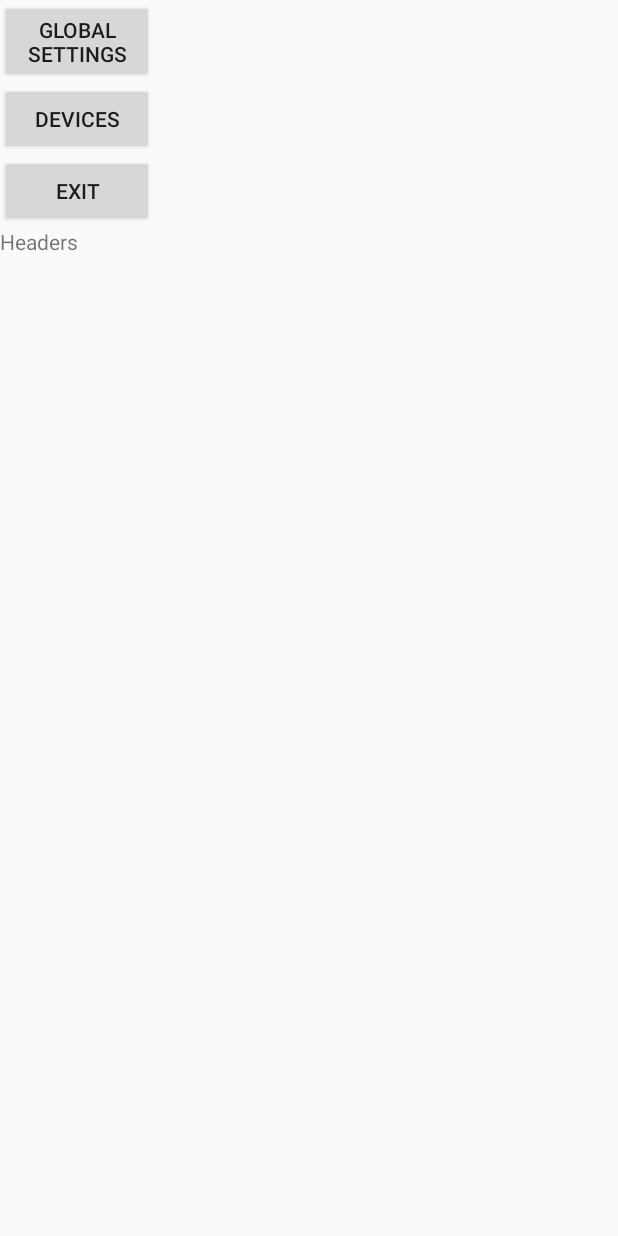
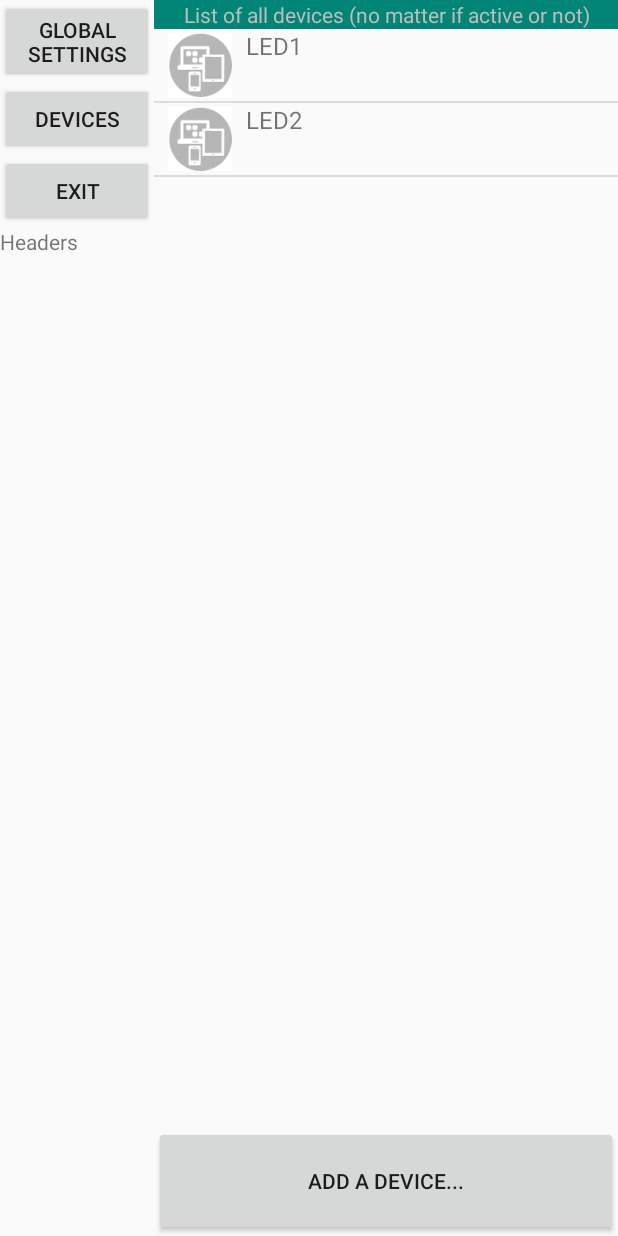
Before and after one commit to Yellllllow/IQHome, an Android app: the screen it shows after launch (Settings), in the options menu, after a tap on "Settings", on a phone screen of 412 x 824 dp. Run offline under Robolectric (Android 15) with nearby library versions, the light colour scheme and no system bars; 1 statement that could not run was skipped.

Commit message:
Devices list created

```diff
--- a/app/src/main/java/com/dmm/iqhome/Command.java
+++ b/app/src/main/java/com/dmm/iqhome/Command.java
@@ -6,7 +6,7 @@ import java.util.List;
 /**
  * Created by waldekd on 1/23/16.
  */
-public class Command {
+public class Command  {
     List<String> VoiceCommandsList = new ArrayList<>();
     List<Device> DevicesList = new ArrayList<>();
 
--- a/app/src/main/java/com/dmm/iqhome/CommandManager.java
+++ b/app/src/main/java/com/dmm/iqhome/CommandManager.java
@@ -11,7 +11,7 @@ public class CommandManager {
     public List<Command> EnableCommandList = new ArrayList<>();
     public List<Command> DisableCommandList = new ArrayList<>();
     public List<Device> DeviceList = new ArrayList<>();
-
+    public static final String DEVICE_LIST = "Device_list";
 
     public CommandManager() {
         //LED 1
--- a/app/src/main/java/com/dmm/iqhome/Device.java
+++ b/app/src/main/java/com/dmm/iqhome/Device.java
@@ -1,9 +1,12 @@
 package com.dmm.iqhome;
+
+import android.os.Parcel;
+import android.os.Parcelable;
 
 /**
  * Created by waldekd on 1/23/16.
  */
-public class Device {
+public class Device implements Parcelable {
     public String Name;
     public String Value = "";
 
@@ -18,4 +21,29 @@ public class Device {
     }
 
 
+    @Override
+    public int describeContents() {
+        return 0;
+    }
+
+    @Override
+    public void writeToParcel(Parcel dest, int flags) {
+        dest.writeString(this.Name);
+        dest.writeString(this.Value);
+    }
+
+    protected Device(Parcel in) {
+        this.Name = in.readString();
+        this.Value = in.readString();
+    }
+
+    public static final Parcelable.Creator<Device> CREATOR = new Parcelable.Creator<Device>() {
+        public Device createFromParcel(Parcel source) {
+            return new Device(source);
+        }
+
+        public Device[] newArray(int size) {
+            return new Device[size];
+        }
+    };
 }
--- a/app/src/main/java/com/dmm/iqhome/MainActivity.java
+++ b/app/src/main/java/com/dmm/iqhome/MainActivity.java
@@ -19,6 +19,7 @@ import android.widget.ToggleButton;
 
 import com.dmm.iqhome.com.dmm.iqhome.fragments.Settings;
 
+import java.io.Serializable;
 import java.util.Arrays;
 import java.util.List;
 
@@ -95,6 +96,7 @@ public class MainActivity extends AppCompatActivity implements IReturnValueFromS
         //noinspection SimplifiableIfStatement
         if (id == R.id.action_settings) {
             Intent i = new Intent(this, Settings.class);
+            i.putExtra(CommandManager.DEVICE_LIST, (Serializable)commandManager.DeviceList);
             startActivity(i);
             return true;
         }
@@ -163,6 +165,8 @@ public class MainActivity extends AppCompatActivity implements IReturnValueFromS
             new StatusUpdater(getApplicationContext(), this).execute(devices.toArray(new Device[devices.size()]));
         }
     }
+
+
     //interfaces
     public void GetValueReturnedByStatusUpdater(String s){
         if(progressDialog != null){
@@ -191,7 +195,17 @@ public class MainActivity extends AppCompatActivity implements IReturnValueFromS
         if(progressDialog != null){
             progressDialog.dismiss();
         }
-        for(Device dev : devices){
+
+        //update devices based on the values provided from the DB
+        for(Device updated_device : devices){
+            for(Device current_device : commandManager.DeviceList){
+                if(updated_device.Name.equals(current_device.Name)){
+                    current_device.Value = updated_device.Value;
+                }
+            }
+        }
+
+        for(Device dev : commandManager.DeviceList){
             if(dev.Name.equals("LED1")){
                 tbLED1.setChecked(dev.Value.equals("Y"));
             }else if(dev.Name.equals("LED2")){
--- /dev/null
+++ b/app/src/main/java/com/dmm/iqhome/com/dmm/iqhome/adapters/DeviceSettingsAdapter.java
@@ -0,0 +1,50 @@
+package com.dmm.iqhome.com.dmm.iqhome.adapters;
+
+import android.content.Context;
+import android.view.LayoutInflater;
+import android.view.View;
+import android.view.ViewGroup;
+import android.widget.ArrayAdapter;
+import android.widget.ImageView;
+import android.widget.TextView;
+
+import com.dmm.iqhome.Device;
+import com.dmm.iqhome.R;
+
+import java.util.List;
+
+/**
+ * Created by waldekd on 2/2/16.
+ */
+public class DeviceSettingsAdapter extends ArrayAdapter<Device> {
+    private final Context context;
+    private final List<Device> deviceList;
+    private final int res;
+
+    public DeviceSettingsAdapter(Context context, int resource, List<Device> objects) {
+        super(context, resource, objects);
+        this.context = context;
+        this.deviceList = objects;
+        this.res = resource;
+    }
+
+    @Override
+    public View getView(int position, View convertView, ViewGroup parent) {
+        LayoutInflater inflater = (LayoutInflater) context.getSystemService(Context.LAYOUT_INFLATER_SERVICE);
+        View rowView = inflater.inflate(R.layout.device_settings_list_row, parent, false);
+        TextView textView = (TextView) rowView.findViewById(R.id.tvText);
+        ImageView imageView = (ImageView) rowView.findViewById(R.id.ivImage);
+
+        Device d = deviceList.get(position);
+        textView.setText(d.Name);
+
+
+        if (d.Value.equals("Y")) {
+            imageView.setImageResource(R.mipmap.device_settings);
+        } else {
+            imageView.setImageResource(R.mipmap.device_settings_bw);
+        }
+
+        return rowView;
+    }
+}
--- a/app/src/main/java/com/dmm/iqhome/com/dmm/iqhome/fragments/ContentFragment.java
+++ /dev/null
@@ -1,23 +0,0 @@
-package com.dmm.iqhome.com.dmm.iqhome.fragments;
-
-
-import android.app.Fragment;
-import android.os.Bundle;
-import android.support.annotation.Nullable;
-import android.view.LayoutInflater;
-import android.view.View;
-import android.view.ViewGroup;
-
-import com.dmm.iqhome.R;
-
-/**
- * Created by waldekd on 2/1/16.
- */
-public class ContentFragment extends Fragment {
-    @Nullable
-    @Override
-    public View onCreateView(LayoutInflater inflater, ViewGroup container, Bundle savedInstanceState) {
-
-        return inflater.inflate(R.layout.fragment_content, container, false);
-    }
-}
--- /dev/null
+++ b/app/src/main/java/com/dmm/iqhome/com/dmm/iqhome/fragments/DeviceFragment.java
@@ -0,0 +1,38 @@
+package com.dmm.iqhome.com.dmm.iqhome.fragments;
+
+import android.app.ListFragment;
+import android.os.Bundle;
+import android.view.LayoutInflater;
+import android.view.View;
+import android.view.ViewGroup;
+import android.widget.ListView;
+
+import com.dmm.iqhome.Device;
+import com.dmm.iqhome.R;
+import com.dmm.iqhome.com.dmm.iqhome.adapters.DeviceSettingsAdapter;
+
+import java.util.List;
+
+/**
+ * Created by waldekd on 2/2/16.
+ */
+public class DeviceFragment extends ListFragment {
+    private ListView lvDeviceSettings;
+
+    public static DeviceFragment newInstance(){
+        DeviceFragment fr = new DeviceFragment();
+        return fr;
+    }
+    @Override
+    public View onCreateView(LayoutInflater inflater, ViewGroup container, Bundle savedInstanceState) {
+        View v = inflater.inflate(R.layout.device_fragment_layout, container, false);
+
+        List<Device> list = ((Settings)getActivity()).getDeviceList();
+
+        final DeviceSettingsAdapter adapter = new DeviceSettingsAdapter(getActivity().getApplicationContext(), R.layout.device_settings_list_row, list);
+        lvDeviceSettings = (ListView)v.findViewById(android.R.id.list);
+        lvDeviceSettings.setAdapter(adapter);
+
+        return v;
+    }
+}
--- a/app/src/main/java/com/dmm/iqhome/com/dmm/iqhome/fragments/Settings.java
+++ b/app/src/main/java/com/dmm/iqhome/com/dmm/iqhome/fragments/Settings.java
@@ -1,21 +1,32 @@
 package com.dmm.iqhome.com.dmm.iqhome.fragments;
 
+import android.content.Intent;
 import android.os.Bundle;
 import android.support.v4.app.FragmentActivity;
 import android.view.View;
 
+import com.dmm.iqhome.CommandManager;
+import com.dmm.iqhome.Device;
 import com.dmm.iqhome.ISettingsHeader;
 import com.dmm.iqhome.R;
+
+import java.util.List;
 
 /**
  * Created by waldekd on 2/1/16.
  */
 public class Settings extends FragmentActivity implements ISettingsHeader {
+    private List<Device> deviceList = null;
 
     @Override
     public void onCreate(Bundle savedInstanceState) {
         super.onCreate(savedInstanceState);
         setContentView(R.layout.settings_layout);
+
+        Intent i = getIntent();
+        if(i != null && i.hasExtra(CommandManager.DEVICE_LIST)){
+            deviceList =  (List<Device>)i.getSerializableExtra(CommandManager.DEVICE_LIST);
+        }
 
 
         // Check that the activity is using the layout version with
@@ -32,6 +43,8 @@ public class Settings extends FragmentActivity implements ISettingsHeader {
             // Create a new Fragment to be placed in the activity layout
             HeadingFragment firstFragment = new HeadingFragment();
             firstFragment.setISettingHeader(this);
+            DeviceFragment deviceFragmet = DeviceFragment.newInstance();
+
 
             // In case this activity was started with special instructions from an
             // Intent, pass the Intent's extras to the fragment as arguments
@@ -40,10 +53,18 @@ public class Settings extends FragmentActivity implements ISettingsHeader {
             // Add the fragment to the 'fragment_container' FrameLayout
 
             getFragmentManager().beginTransaction().add(R.id.frHeaders, firstFragment).commit();
+            getFragmentManager().beginTransaction().add(R.id.frContent, deviceFragmet).commit();
         }
+    }
+
+    public List<Device> getDeviceList(){
+        return deviceList;
     }
 
     @Override
     public void getClickedButtonFromHeader(View v) {
+        if(v.getId() == R.id.btnExit){
+            finish();
+        }
     }
 }
--- /dev/null
+++ b/app/src/main/res/layout/device_fragment_layout.xml
@@ -0,0 +1,29 @@
+<?xml version="1.0" encoding="utf-8"?>
+<LinearLayout xmlns:android="http://schemas.android.com/apk/res/android"
+    android:layout_width="match_parent"
+    android:layout_height="match_parent"
+    android:orientation="vertical">
+
+    <TextView
+        android:layout_width="match_parent"
+        android:layout_height="wrap_content"
+        android:textAlignment="center"
+        android:background="@color/accent_material_light"
+        android:textColor="@color/switch_thumb_material_dark"
+        android:text="List of all devices (no matter if active or not)"/>
+    <ListView
+        android:id="@android:id/list"
+        android:layout_width="match_parent"
+        android:layout_weight="10"
+        android:layout_height="0dp">
+
+    </ListView>
+
+    <Button
+        android:id="@+id/btnAddDevice"
+        android:layout_width="match_parent"
+        android:layout_weight="1"
+        android:layout_height="0dp"
+        android:textAlignment="center"
+        android:text="Add a device..."/>
+</LinearLayout>
--- /dev/null
+++ b/app/src/main/res/layout/device_settings_list_row.xml
@@ -0,0 +1,21 @@
+<?xml version="1.0" encoding="utf-8"?>
+<LinearLayout xmlns:android="http://schemas.android.com/apk/res/android"
+    android:layout_width="match_parent"
+    android:layout_height="match_parent"
+    android:orientation="horizontal">
+
+    <ImageView
+        android:id="@+id/ivImage"
+        android:layout_width="0dp"
+        android:layout_height="wrap_content"
+        android:layout_weight="1"/>
+
+    <TextView
+        android:id="@+id/tvText"
+        android:layout_width="0dp"
+        android:textColor="@color/secondary_text_default_material_light"
+        android:textSize="@dimen/abc_text_size_subtitle_material_toolbar"
+        android:layout_height="wrap_content"
+        android:layout_weight="4"/>
+
+</LinearLayout>
```
Also changed, not shown: app/src/main/device_settings_bw-web.png (added), app/src/main/res/mipmap-hdpi/device_settings_bw.png (added), app/src/main/res/mipmap-mdpi/device_settings_bw.png (added), app/src/main/res/mipmap-xhdpi/device_settings_bw.png (added), app/src/main/res/mipmap-xxhdpi/device_settings_bw.png (added), app/src/main/res/mipmap-xxxhdpi/device_settings_bw.png (added).
